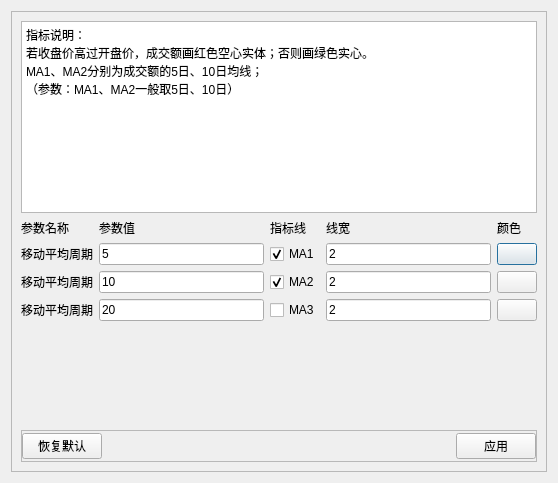
The window that src/gui/qt_widgets/MComponents/indicators/setting/AmountSettingDialog.ui (Daydreamer-AI/KLineReview) describes before a commit, drawn with Qt 5.
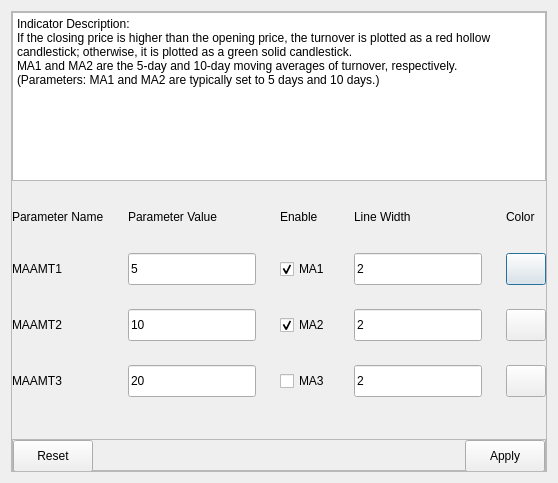
The same window after the commit. Custom widgets are drawn as their Qt base class.

Commit message: 指标设置对话框UI及国际化更新

Patch:
```diff
--- a/src/gui/qt_widgets/MComponents/indicators/setting/AmountSettingDialog.ui
+++ b/src/gui/qt_widgets/MComponents/indicators/setting/AmountSettingDialog.ui
@@ -23,6 +23,21 @@
       <enum>QFrame::Raised</enum>
      </property>
      <layout class="QVBoxLayout" name="verticalLayout">
+      <property name="spacing">
+       <number>24</number>
+      </property>
+      <property name="leftMargin">
+       <number>0</number>
+      </property>
+      <property name="topMargin">
+       <number>0</number>
+      </property>
+      <property name="rightMargin">
+       <number>0</number>
+      </property>
+      <property name="bottomMargin">
+       <number>0</number>
+      </property>
       <item>
        <widget class="QPlainTextEdit" name="plainTextEdit">
         <property name="sizePolicy">
@@ -35,73 +50,120 @@
          <bool>true</bool>
         </property>
         <property name="plainText">
-         <string>指标说明：
-若收盘价高过开盘价，成交额画红色空心实体；否则画绿色实心。
-MA1、MA2分别为成交额的5日、10日均线；
-（参数：MA1、MA2一般取5日、10日）
-</string>
+         <string>Indicator Description:
+If the closing price is higher than the opening price, the turnover is plotted as a red hollow candlestick; otherwise, it is plotted as a green solid candlestick.
+MA1 and MA2 are the 5-day and 10-day moving averages of turnover, respectively.
+(Parameters: MA1 and MA2 are typically set to 5 days and 10 days.)</string>
         </property>
        </widget>
       </item>
       <item>
        <layout class="QGridLayout" name="gridLayout">
         <item row="0" column="0">
-         <widget class="QLabel" name="label_title_para_name">
+         <widget class="BodyLabel" name="label_title_para_value_2">
+          <property name="minimumSize">
+           <size>
+            <width>0</width>
+            <height>24</height>
+           </size>
+          </property>
           <property name="text">
-           <string>参数名称</string>
+           <string>Parameter Name</string>
           </property>
          </widget>
         </item>
         <item row="0" column="1">
-         <widget class="QLabel" name="label_title_para_value">
+         <widget class="BodyLabel" name="label_title_para_value">
+          <property name="minimumSize">
+           <size>
+            <width>0</width>
+            <height>24</height>
+           </size>
+          </property>
           <property name="text">
-           <string>参数值</string>
+           <string>Parameter Value</string>
           </property>
          </widget>
         </item>
         <item row="0" column="2">
-         <widget class="QLabel" name="label_title_indicators">
-          <property name="sizePolicy">
-           <sizepolicy hsizetype="Preferred" vsizetype="Preferred">
-            <horstretch>0</horstretch>
-            <verstretch>0</verstretch>
-           </sizepolicy>
+         <widget class="BodyLabel" name="label_title_enable">
+          <property name="minimumSize">
+           <size>
+            <width>0</width>
+            <height>24</height>
+           </size>
           </property>
           <property name="text">
-           <string>指标线</string>
+           <string>Enable</string>
           </property>
          </widget>
         </item>
         <item row="0" column="3">
-         <widget class="QLabel" name="label_title_line_width">
+         <widget class="BodyLabel" name="label_title_line_width">
+          <property name="minimumSize">
+           <size>
+            <width>0</width>
+            <height>24</height>
+           </size>
+          </property>
           <property name="text">
-           <string>线宽</string>
+           <string>Line Width</string>
           </property>
          </widget>
         </item>
         <item row="0" column="4">
-         <widget class="QLabel" name="label_title_line_color">
+         <widget class="BodyLabel" name="label_title_line_color">
+          <property name="minimumSize">
+           <size>
+            <width>0</width>
+            <height>24</height>
+           </size>
+          </property>
           <property name="text">
-           <string>颜色</string>
+           <string>Color</string>
           </property>
          </widget>
         </item>
         <item row="1" column="0">
-         <widget class="QLabel" name="label_title_ma_period">
+         <widget class="BodyLabel" name="label_title_para_value_3">
+          <property name="minimumSize">
+           <size>
+            <width>0</width>
+            <height>24</height>
+           </size>
+          </property>
           <property name="text">
-           <string>移动平均周期</string>
+           <string>MAAMT1</string>
           </property>
          </widget>
         </item>
         <item row="1" column="1">
-         <widget class="QLineEdit" name="lineEdit_ma_period">
+         <widget class="LineEdit" name="lineEdit_ma_period">
+          <property name="minimumSize">
+           <size>
+            <width>0</width>
+            <height>32</height>
+           </size>
+          </property>
           <property name="text">
            <string>5</string>
           </property>
          </widget>
         </item>
         <item row="1" column="2">
-         <widget class="QCheckBox" name="checkBox_ma">
+         <widget class="CheckBox" name="checkBox_ma">
+          <property name="minimumSize">
+           <size>
+            <width>0</width>
+            <height>32</height>
+           </size>
+          </property>
+          <property name="maximumSize">
+           <size>
+            <width>16777215</width>
+            <height>32</height>
+           </size>
+          </property>
           <property name="text">
            <string>MA1</string>
           </property>
@@ -111,7 +173,13 @@
          </widget>
         </item>
         <item row="1" column="3">
-         <widget class="QLineEdit" name="lineEdit_line_width">
+         <widget class="LineEdit" name="lineEdit_line_width">
+          <property name="minimumSize">
+           <size>
+            <width>0</width>
+            <height>32</height>
+           </size>
+          </property>
           <property name="text">
            <string>2</string>
           </property>
@@ -119,27 +187,51 @@
         </item>
         <item row="1" column="4">
          <widget class="QPushButton" name="btn_color">
+          <property name="minimumSize">
+           <size>
+            <width>0</width>
+            <height>32</height>
+           </size>
+          </property>
           <property name="text">
            <string/>
           </property>
          </widget>
         </item>
         <item row="2" column="0">
-         <widget class="QLabel" name="label_title_ma_period_1">
+         <widget class="BodyLabel" name="label_title_para_value_4">
+          <property name="minimumSize">
+           <size>
+            <width>0</width>
+            <height>24</height>
+           </size>
+          </property>
           <property name="text">
-           <string>移动平均周期</string>
+           <string>MAAMT2</string>
           </property>
          </widget>
         </item>
         <item row="2" column="1">
-         <widget class="QLineEdit" name="lineEdit_ma_period_1">
+         <widget class="LineEdit" name="lineEdit_ma_period_1">
+          <property name="minimumSize">
+           <size>
+            <width>0</width>
+            <height>32</height>
+           </size>
+          </property>
           <property name="text">
            <string>10</string>
           </property>
          </widget>
         </item>
         <item row="2" column="2">
-         <widget class="QCheckBox" name="checkBox_ma_1">
+         <widget class="CheckBox" name="checkBox_ma_1">
+          <property name="minimumSize">
+           <size>
+            <width>0</width>
+            <height>32</height>
+           </size>
+          </property>
           <property name="text">
            <string>MA2</string>
           </property>
@@ -149,7 +241,13 @@
          </widget>
         </item>
         <item row="2" column="3">
-         <widget class="QLineEdit" name="lineEdit_line_width_1">
+         <widget class="LineEdit" name="lineEdit_line_width_1">
+          <property name="minimumSize">
+           <size>
+            <width>0</width>
+            <height>32</height>
+           </size>
+          </property>
           <property name="text">
            <string>2</string>
           </property>
@@ -157,34 +255,64 @@
         </item>
         <item row="2" column="4">
          <widget class="QPushButton" name="btn_color_1">
+          <property name="minimumSize">
+           <size>
+            <width>0</width>
+            <height>32</height>
+           </size>
+          </property>
           <property name="text">
            <string/>
           </property>
          </widget>
         </item>
         <item row="3" column="0">
-         <widget class="QLabel" name="label_title_ma_period_2">
+         <widget class="BodyLabel" name="label_title_para_value_5">
+          <property name="minimumSize">
+           <size>
+            <width>0</width>
+            <height>24</height>
+           </size>
+          </property>
           <property name="text">
-           <string>移动平均周期</string>
+           <string>MAAMT3</string>
           </property>
          </widget>
         </item>
         <item row="3" column="1">
-         <widget class="QLineEdit" name="lineEdit_ma_period_2">
+         <widget class="LineEdit" name="lineEdit_ma_period_2">
+          <property name="minimumSize">
+           <size>
+            <width>0</width>
+            <height>32</height>
+           </size>
+          </property>
           <property name="text">
            <string>20</string>
           </property>
          </widget>
         </item>
         <item row="3" column="2">
-         <widget class="QCheckBox" name="checkBox_ma_2">
+         <widget class="CheckBox" name="checkBox_ma_2">
+          <property name="minimumSize">
+           <size>
+            <width>0</width>
+            <height>32</height>
+           </size>
+          </property>
           <property name="text">
            <string>MA3</string>
           </property>
          </widget>
         </item>
         <item row="3" column="3">
-         <widget class="QLineEdit" name="lineEdit_line_width_2">
+         <widget class="LineEdit" name="lineEdit_line_width_2">
+          <property name="minimumSize">
+           <size>
+            <width>0</width>
+            <height>32</height>
+           </size>
+          </property>
           <property name="text">
            <string>2</string>
           </property>
@@ -192,6 +320,12 @@
         </item>
         <item row="3" column="4">
          <widget class="QPushButton" name="btn_color_2">
+          <property name="minimumSize">
+           <size>
+            <width>0</width>
+            <height>32</height>
+           </size>
+          </property>
           <property name="text">
            <string/>
           </property>
@@ -246,9 +380,15 @@
           <number>0</number>
          </property>
          <item>
-          <widget class="QPushButton" name="btn_reset">
+          <widget class="PushButton" name="btn_reset">
+           <property name="minimumSize">
+            <size>
+             <width>0</width>
+             <height>32</height>
+            </size>
+           </property>
            <property name="text">
-            <string>恢复默认</string>
+            <string>Reset</string>
            </property>
           </widget>
          </item>
@@ -266,9 +406,15 @@
           </spacer>
          </item>
          <item>
-          <widget class="QPushButton" name="btn_apply">
+          <widget class="PushButton" name="btn_apply">
+           <property name="minimumSize">
+            <size>
+             <width>0</width>
+             <height>32</height>
+            </size>
+           </property>
            <property name="text">
-            <string>应用</string>
+            <string>Apply</string>
            </property>
           </widget>
          </item>
@@ -280,6 +426,33 @@
    </item>
   </layout>
  </widget>
+ <customwidgets>
+  <customwidget>
+   <class>TextBrowser</class>
+   <extends>QPlainTextEdit</extends>
+   <header>line_edit</header>
+  </customwidget>
+  <customwidget>
+   <class>LineEdit</class>
+   <extends>QLineEdit</extends>
+   <header>line_edit</header>
+  </customwidget>
+  <customwidget>
+   <class>CheckBox</class>
+   <extends>QCheckBox</extends>
+   <header>check_box</header>
+  </customwidget>
+  <customwidget>
+   <class>BodyLabel</class>
+   <extends>QLabel</extends>
+   <header>label</header>
+  </customwidget>
+  <customwidget>
+   <class>PushButton</class>
+   <extends>QPushButton</extends>
+   <header>button</header>
+  </customwidget>
+ </customwidgets>
  <resources/>
  <connections/>
 </ui>
```
Left out of the diff: 4 changed lines with no effect on the pictures. The commit also changes 14 other files.
